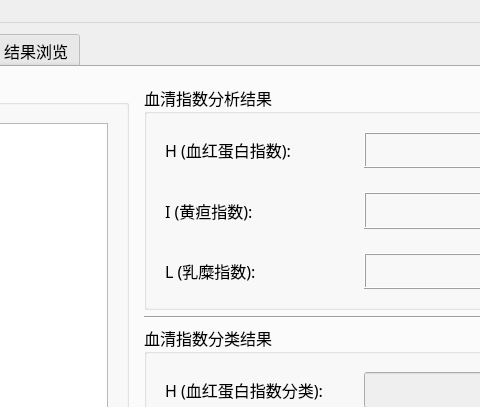
Qt form ui_design/main_window.ui (leiwng/serumsage) before a commit; both pictures show x 193 to 673 and y 0 to 407 of the 800 by 600 pixel window.
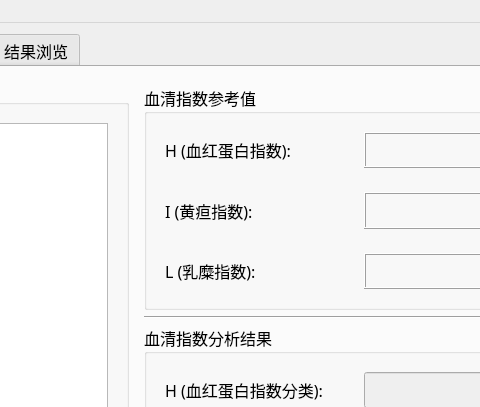
The same form after that commit.

Commit message: label Text change

Patch:
```diff
--- a/ui_design/main_window.ui
+++ b/ui_design/main_window.ui
@@ -106,7 +106,7 @@
            <item>
             <widget class="QGroupBox" name="groupBox_2">
              <property name="title">
-              <string>血清指数分析结果</string>
+              <string>血清指数参考值</string>
              </property>
              <layout class="QVBoxLayout" name="verticalLayout">
               <item>
@@ -191,7 +191,7 @@
            <item>
             <widget class="QGroupBox" name="groupBox_3">
              <property name="title">
-              <string>血清指数分类结果</string>
+              <string>血清指数分析结果</string>
              </property>
              <layout class="QVBoxLayout" name="verticalLayout_2">
               <item>
```
Left out of the diff: 8 changed lines with no effect on the pictures. The commit also changes 3 other files.
